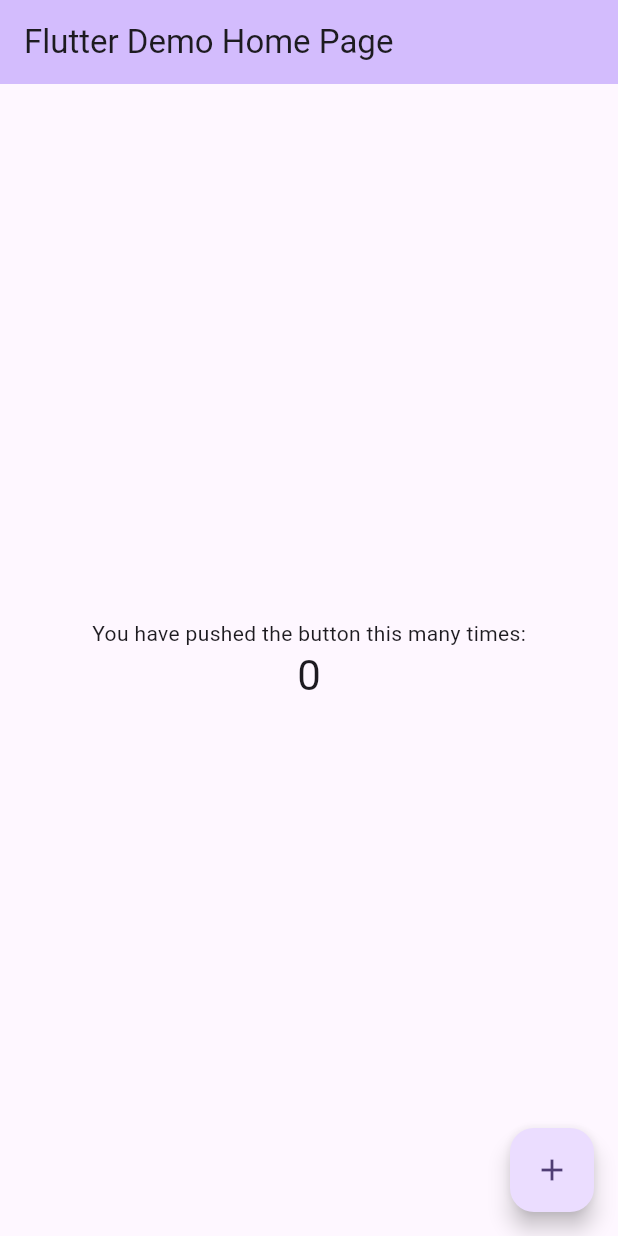
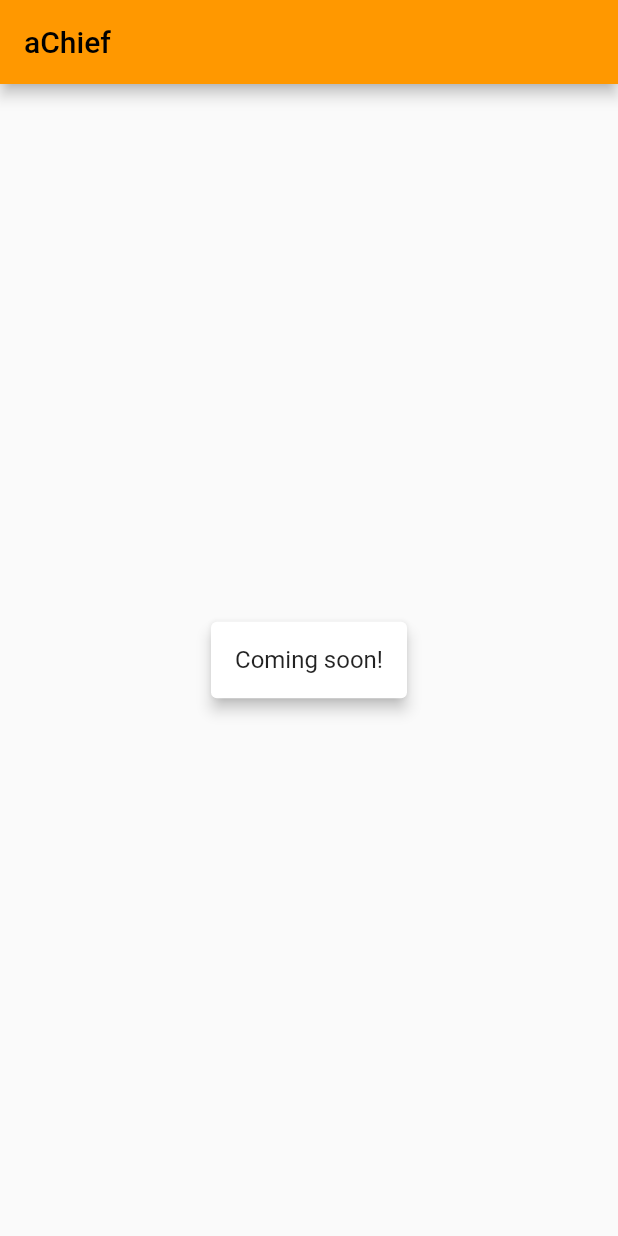
Before and after one commit to floherzler/achief, a Flutter app: the screen it shows after launch, on a phone screen of 412 x 824 dp. Run offline on Flutter 3.47's test engine with Material 2 defaults, Android fonts, the phone set to English and light mode, and no system bars.

Commit message:
add coming soon message

```diff
--- a/lib/main.dart
+++ b/lib/main.dart
@@ -5,121 +5,42 @@ void main() {
 }
 
 class MyApp extends StatelessWidget {
-  const MyApp({super.key});
+  const MyApp({Key? key}) : super(key: key);
 
-  // This widget is the root of your application.
   @override
   Widget build(BuildContext context) {
     return MaterialApp(
-      title: 'Flutter Demo',
+      title: 'aChief',
       theme: ThemeData(
-        // This is the theme of your application.
-        //
-        // TRY THIS: Try running your application with "flutter run". You'll see
-        // the application has a blue toolbar. Then, without quitting the app,
-        // try changing the seedColor in the colorScheme below to Colors.green
-        // and then invoke "hot reload" (save your changes or press the "hot
-        // reload" button in a Flutter-supported IDE, or press "r" if you used
-        // the command line to start the app).
-        //
-        // Notice that the counter didn't reset back to zero; the application
-        // state is not lost during the reload. To reset the state, use hot
-        // restart instead.
-        //
-        // This works for code too, not just values: Most code changes can be
-        // tested with just a hot reload.
-        colorScheme: ColorScheme.fromSeed(seedColor: Colors.deepPurple),
-        useMaterial3: true,
+        primarySwatch: Colors.orange,
       ),
-      home: const MyHomePage(title: 'Flutter Demo Home Page'),
+      home: const MyHomePage(),
     );
   }
 }
 
-class MyHomePage extends StatefulWidget {
-  const MyHomePage({super.key, required this.title});
-
-  // This widget is the home page of your application. It is stateful, meaning
-  // that it has a State object (defined below) that contains fields that affect
-  // how it looks.
-
-  // This class is the configuration for the state. It holds the values (in this
-  // case the title) provided by the parent (in this case the App widget) and
-  // used by the build method of the State. Fields in a Widget subclass are
-  // always marked "final".
-
-  final String title;
-
-  @override
-  State<MyHomePage> createState() => _MyHomePageState();
-}
-
-class _MyHomePageState extends State<MyHomePage> {
-  int _counter = 0;
-
-  void _incrementCounter() {
-    setState(() {
-      // This call to setState tells the Flutter framework that something has
-      // changed in this State, which causes it to rerun the build method below
-      // so that the display can reflect the updated values. If we changed
-      // _counter without calling setState(), then the build method would not be
-      // called again, and so nothing would appear to happen.
-      _counter++;
-    });
-  }
+class MyHomePage extends StatelessWidget {
+  const MyHomePage({Key? key}) : super(key: key);
 
   @override
   Widget build(BuildContext context) {
-    // This method is rerun every time setState is called, for instance as done
-    // by the _incrementCounter method above.
-    //
-    // The Flutter framework has been optimized to make rerunning build methods
-    // fast, so that you can just rebuild anything that needs updating rather
-    // than having to individually change instances of widgets.
     return Scaffold(
       appBar: AppBar(
-        // TRY THIS: Try changing the color here to a specific color (to
-        // Colors.amber, perhaps?) and trigger a hot reload to see the AppBar
-        // change color while the other colors stay the same.
-        backgroundColor: Theme.of(context).colorScheme.inversePrimary,
-        // Here we take the value from the MyHomePage object that was created by
-        // the App.build method, and use it to set our appbar title.
-        title: Text(widget.title),
+        title: const Text('aChief'),
       ),
-      body: Center(
-        // Center is a layout widget. It takes a single child and positions it
-        // in the middle of the parent.
-        child: Column(
-          // Column is also a layout widget. It takes a list of children and
-          // arranges them vertically. By default, it sizes itself to fit its
-          // children horizontally, and tries to be as tall as its parent.
-          //
-          // Column has various properties to control how it sizes itself and
-          // how it positions its children. Here we use mainAxisAlignment to
-          // center the children vertically; the main axis here is the vertical
-          // axis because Columns are vertical (the cross axis would be
-          // horizontal).
-          //
-          // TRY THIS: Invoke "debug painting" (choose the "Toggle Debug Paint"
-          // action in the IDE, or press "p" in the console), to see the
-          // wireframe for each widget.
-          mainAxisAlignment: MainAxisAlignment.center,
-          children: <Widget>[
-            const Text(
-              'You have pushed the button this many times:',
+      body: const Center(
+        child: Card(
+          elevation: 4, // Adjust the elevation as needed
+          margin: EdgeInsets.all(16.0),
+          child: Padding(
+            padding: EdgeInsets.all(16.0),
+            child: Text(
+              'Coming soon!',
+              style: TextStyle(fontSize: 16),
             ),
-            Text(
-              '$_counter',
-              style: Theme.of(context).textTheme.headlineMedium,
-            ),
-          ],
+          ),
         ),
       ),
-      floatingActionButton: FloatingActionButton(
-        onPressed: _incrementCounter,
-        tooltip: 'Increment',
-        child: const Icon(Icons.add),
-      ), // This trailing comma makes auto-formatting nicer for build methods.
     );
   }
 }
```
